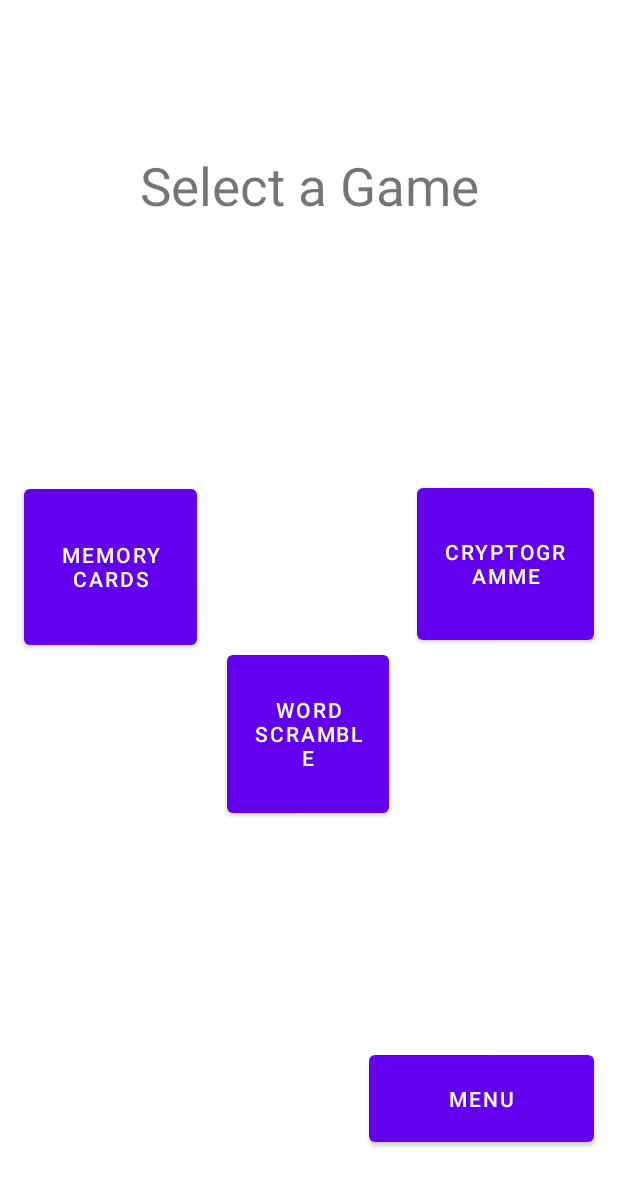
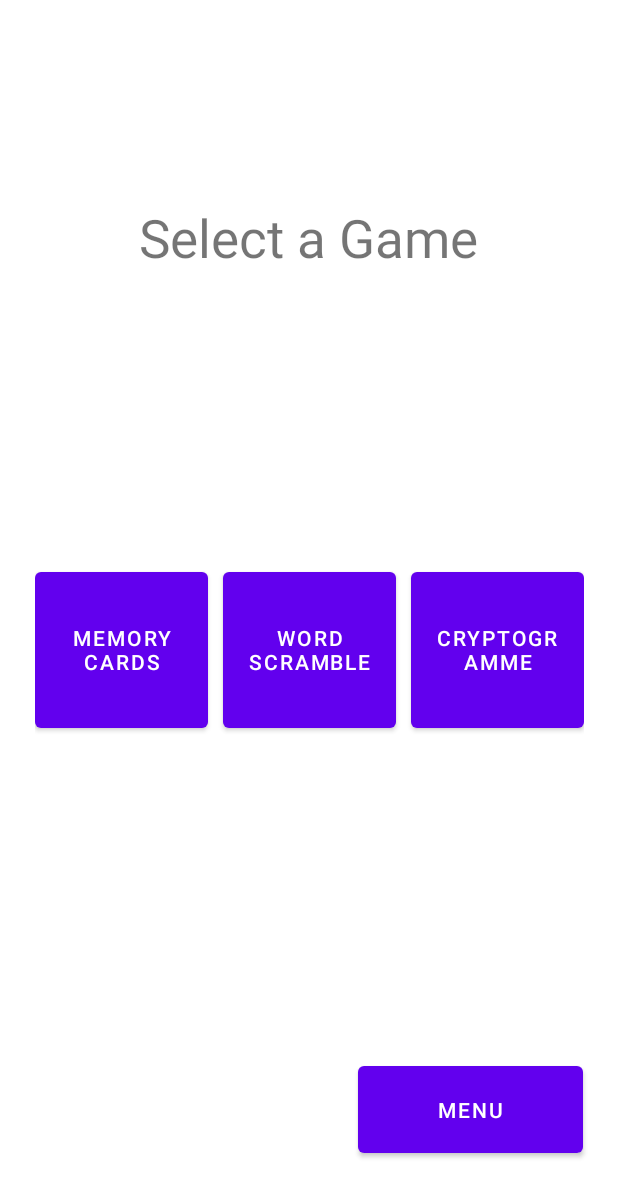
Before and after one commit to MohamedBenAhmed55/MentalGym, an Android app: the GameSelect screen opened directly, with no data from a screen before it, on a phone screen of 412 x 824 dp. Shown: the top 1197 px of the screen. Run offline under Robolectric (Android 15) with nearby library versions, the phone set to English and light mode, and no system bars.

Commit message:
some fixes in menu + difficulty interface

```diff
--- a/app/src/main/res/layout/activity_game_select.xml
+++ b/app/src/main/res/layout/activity_game_select.xml
@@ -6,59 +6,60 @@
     android:layout_height="match_parent"
     tools:context=".GameSelect">
 
+
+    <LinearLayout
+        android:layout_width="wrap_content"
+        android:layout_height="wrap_content"
+
+        android:layout_marginStart="25dp"
+        android:layout_marginTop="121dp"
+        android:layout_marginEnd="25dp"
+        android:layout_marginBottom="141dp"
+        app:layout_constraintBottom_toTopOf="@+id/Menu"
+        app:layout_constraintEnd_toEndOf="parent"
+        app:layout_constraintStart_toStartOf="parent"
+        app:layout_constraintTop_toBottomOf="@+id/textView2"
+        >
+
         <Button
             android:id="@+id/btn1"
             android:layout_width="115dp"
             android:layout_height="116dp"
-        android:layout_marginStart="16dp"
-        android:layout_marginTop="209dp"
-        android:layout_marginEnd="20dp"
-        android:layout_marginBottom="278dp"
             android:text="Memory Cards"
-        app:layout_constraintBottom_toBottomOf="parent"
-        app:layout_constraintEnd_toStartOf="@+id/btn2"
-        app:layout_constraintStart_toStartOf="parent"
-        app:layout_constraintTop_toTopOf="parent"
-        tools:srcCompat="@tools:sample/avatars" />
+            tools:layout_editor_absoluteX="0dp"
+            tools:layout_editor_absoluteY="277dp" />
 
         <Button
             android:id="@+id/btn2"
-        android:layout_width="108dp"
-        android:layout_height="117dp"
-        android:layout_marginBottom="276dp"
+            android:layout_width="115dp"
+            android:layout_height="116dp"
+            android:layout_marginLeft="10dp"
+            android:layout_marginRight="10dp"
             android:text="Word Scramble"
-        app:layout_constraintBottom_toBottomOf="parent"
-        app:layout_constraintEnd_toEndOf="parent"
-        app:layout_constraintHorizontal_bias="0.498"
-        app:layout_constraintStart_toStartOf="parent"
-        tools:srcCompat="@tools:sample/avatars" />
+            tools:layout_editor_absoluteX="118dp"
+            tools:layout_editor_absoluteY="270dp" />
 
         <Button
             android:id="@+id/btn3"
-        android:layout_width="118dp"
-        android:layout_height="113dp"
-        android:layout_marginStart="126dp"
-        android:layout_marginTop="209dp"
-        android:layout_marginEnd="16dp"
-        android:layout_marginBottom="281dp"
+            android:layout_width="115dp"
+            android:layout_height="116dp"
             android:text="Cryptogramme"
-        app:layout_constraintBottom_toBottomOf="parent"
-        app:layout_constraintEnd_toEndOf="parent"
-        app:layout_constraintStart_toStartOf="@+id/btn2"
-        app:layout_constraintTop_toTopOf="parent"
-        tools:srcCompat="@tools:sample/avatars" />
+            tools:layout_editor_absoluteX="253dp"
+            tools:layout_editor_absoluteY="277dp" />
+    </LinearLayout>
 
     <TextView
         android:id="@+id/textView2"
         android:layout_width="wrap_content"
         android:layout_height="wrap_content"
-        android:layout_marginTop="100dp"
         android:text="Select a Game"
         android:textSize="35dp"
-        app:layout_constraintBottom_toTopOf="@+id/button"
+        app:layout_constraintBottom_toBottomOf="parent"
         app:layout_constraintEnd_toEndOf="parent"
+        app:layout_constraintHorizontal_bias="0.497"
         app:layout_constraintStart_toStartOf="parent"
-        app:layout_constraintTop_toTopOf="parent" />
+        app:layout_constraintTop_toTopOf="parent"
+        app:layout_constraintVertical_bias="0.173" />
 
     <Button
         android:id="@+id/Menu"
@@ -69,8 +70,10 @@
         android:text="Menu"
         app:layout_constraintBottom_toBottomOf="parent"
         app:layout_constraintEnd_toEndOf="parent"
-        app:layout_constraintHorizontal_bias="0.938"
+        app:layout_constraintHorizontal_bias="0.911"
         app:layout_constraintStart_toStartOf="parent"
-        app:layout_constraintTop_toBottomOf="@+id/btn3"
-        app:layout_constraintVertical_bias="0.824" />
+        app:layout_constraintTop_toTopOf="parent"
+        app:layout_constraintVertical_bias="0.935" />
+
+
 </androidx.constraintlayout.widget.ConstraintLayout>
```
Also changed, not shown: app/src/main/res/layout/activity_word_scramble.xml (+31 -4 lines). Lines whose indentation alone changed are shown as unchanged.
